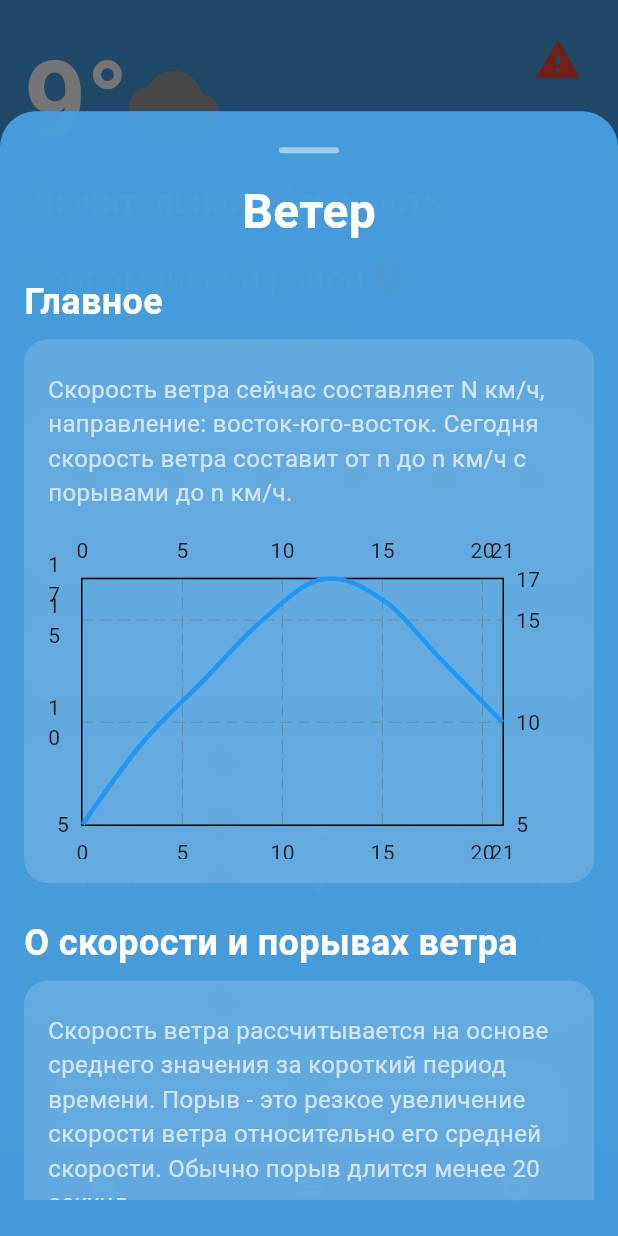
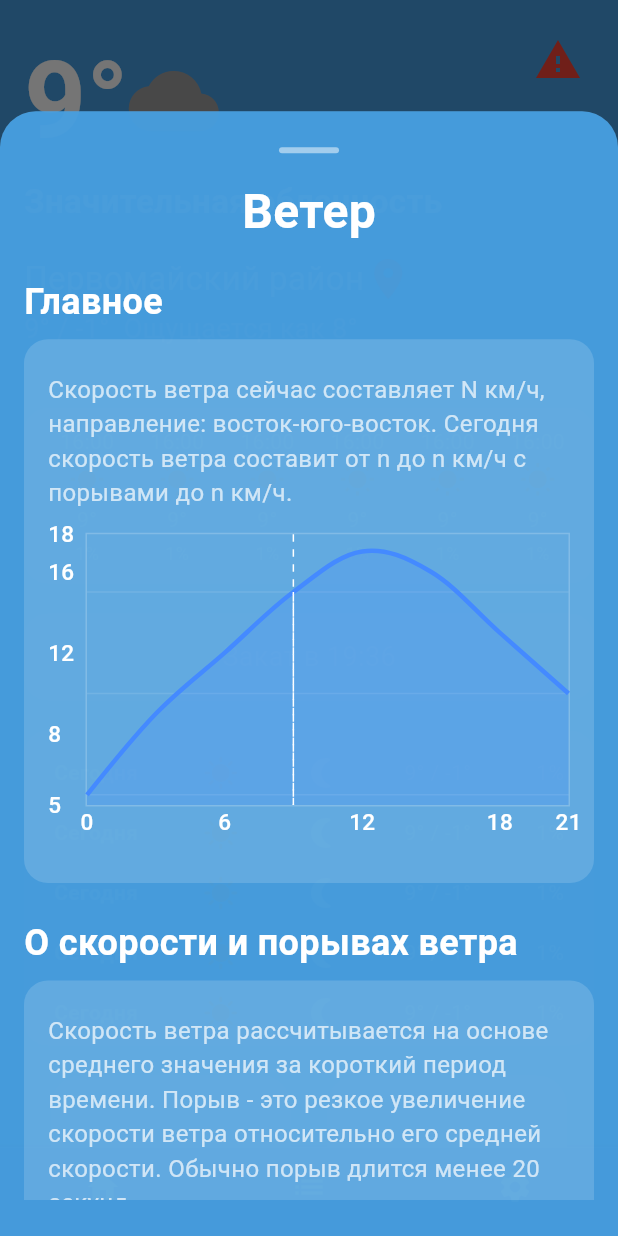
Before and after one commit to Khomyak200/ComfortZone, a Flutter app: the screen it shows after launch, after a tap on "Ветер", on a phone screen of 412 x 824 dp. Run offline on Flutter 3.47's test engine with Material 3 defaults, Android fonts, the phone set to English and light mode, and no system bars; drawn by our look-alikes of fl_chart.

Commit message:
Home page front done

```diff
--- a/lib/presentation/screens/home_screen.dart
+++ b/lib/presentation/screens/home_screen.dart
@@ -142,17 +142,28 @@ class SwipeWrapper extends StatelessWidget {
                       end: Offset.zero,
                     ).chain(CurveTween(curve: Curves.ease)),
                   ),
-                  child: Align(
-                    alignment: Alignment.centerLeft,
-                    child: FractionallySizedBox(
-                      widthFactor: 0.8,
-                      child: const LocationSelectionScreen(),
-                    ),
+                  child: Stack(
+                    children: [
+                      GestureDetector(
+                        onTap: () => Navigator.of(context).pop(),
+                        child: Container(
+                          color: Colors.transparent,
+                        ),
+                      ),
+                      Align(
+                        alignment: Alignment.centerLeft,
+                        child: FractionallySizedBox(
+                          widthFactor: 0.8,
+                          child: const LocationSelectionScreen(),
+                        ),
+                      ),
+                    ],
                   ),
                 );
               },
             ),
           );
+
         }
       },
       child: child,
@@ -327,16 +338,21 @@ class HomeScreenContent extends StatelessWidget {
         borderRadius: BorderRadius.circular(16),
       ),
       padding: const EdgeInsets.all(12),
-      child: Column(
-        children: [
-          Row(
-            mainAxisAlignment: MainAxisAlignment.spaceAround,
-            children: List.generate(6, (index) => _hourBlock('16:00', Icons.wb_sunny, '9°', '1%')),
-          ),
-        ],
+      child: SingleChildScrollView(
+        scrollDirection: Axis.horizontal,
+        child: Row(
+          children: List.generate(
+            12,
+                (index) => Padding(
+              padding: const EdgeInsets.symmetric(horizontal: 12),
+              child: _hourBlock('16:00', Icons.wb_sunny, '9°', '1%'),
+            ),
+          ),
+        ),
       ),
     );
   }
+
 
   Widget _hourBlock(String time, IconData icon, String temp, String rain) {
     return Column(
@@ -371,16 +387,29 @@ class HomeScreenContent extends StatelessWidget {
 
   Widget _buildDailyForecast() {
     return Container(
-        width: double.infinity,
-    decoration: BoxDecoration(
-    color: Colors.white.withOpacity(0.15),
-    borderRadius: BorderRadius.circular(16),
-    ),
-    child: Column(
-      children: List.generate(5, (index) => _dayForecastRow('Сегодня', Icons.sunny, Icons.nightlight_round, '9°', '-1°', '1%')),
-    ),
-    );
-  }
+      width: double.infinity,
+      height: 210,
+      decoration: BoxDecoration(
+        color: Colors.white.withOpacity(0.15),
+        borderRadius: BorderRadius.circular(16),
+      ),
+      child: ListView.builder(
+        padding: const EdgeInsets.symmetric(vertical: 8),
+        itemCount: 10,
+        itemBuilder: (context, index) {
+          return _dayForecastRow(
+            'Сегодня',
+            Icons.sunny,
+            Icons.nightlight_round,
+            '9°',
+            '-1°',
+            '1%',
+          );
+        },
+      ),
+    );
+  }
+
 
   Widget _dayForecastRow(String day, IconData icon,IconData iconNight, String high, String low, String rain) {
     return Padding(
@@ -700,11 +729,12 @@ class WindSheetContent extends StatelessWidget {
                     style: const TextStyle(
                         color: Colors.white70,
                         fontSize: 16)),
+                const SizedBox(height: 8),
                 ComparisonBarWidget(
                   value1: 5.4,
                   value2: 2.2,
                   label1: 'Сегодня',
-                  label2: 'Вчера',
+                  label2: 'Завтра',
                 ),
               ],
             ),
@@ -1083,11 +1113,12 @@ class PrecipitationSheetContent extends StatelessWidget {
                     style: const TextStyle(
                         color: Colors.white70,
                         fontSize: 16)),
+                const SizedBox(height: 8),
                 ComparisonBarWidget(
                   value1: 5.4,
                   value2: 2.2,
                   label1: 'Сегодня',
-                  label2: 'Вчера',
+                  label2: 'Завтра',
                 ),
               ],
             ),
@@ -1214,11 +1245,12 @@ class HumiditySheetContent extends StatelessWidget {
                     style: const TextStyle(
                         color: Colors.white70,
                         fontSize: 16)),
+                const SizedBox(height: 8),
                 ComparisonBarWidget(
                   value1: 5.4,
                   value2: 2.2,
                   label1: 'Сегодня',
-                  label2: 'Вчера',
+                  label2: 'Завтра',
                 ),
               ],
             ),
@@ -1377,11 +1409,12 @@ class UvIndexSheetContent extends StatelessWidget {
                     style: const TextStyle(
                         color: Colors.white70,
                         fontSize: 16)),
+                const SizedBox(height: 8),
                 ComparisonBarWidget(
                   value1: 5.4,
                   value2: 2.2,
                   label1: 'Сегодня',
-                  label2: 'Вчера',
+                  label2: 'Завтра',
                 ),
               ],
             ),
@@ -1425,7 +1458,6 @@ class UvIndexSheetContent extends StatelessWidget {
     );
   }
 }
-// Шкала Бофорта (1 виджет)
 
 class BeaufortScaleWidget extends StatelessWidget {
   const BeaufortScaleWidget({super.key});
@@ -1451,27 +1483,55 @@ class BeaufortScaleWidget extends StatelessWidget {
     return Column(
       crossAxisAlignment: CrossAxisAlignment.start,
       children: [
-        const Text(
-          'Шкала Бофорта',
-          style: TextStyle(fontSize: 18, fontWeight: FontWeight.bold),
-        ),
         const SizedBox(height: 8),
         Column(
           children: List.generate(levels.length, (index) {
             final level = levels[index];
+            final color = level['color'] as Color;
+
             return Container(
               margin: const EdgeInsets.symmetric(vertical: 4),
               padding: const EdgeInsets.symmetric(horizontal: 12, vertical: 8),
               decoration: BoxDecoration(
-                color: level['color'] as Color,
+                color: Colors.white.withOpacity(0.1),
                 borderRadius: BorderRadius.circular(8),
               ),
               child: Row(
-                mainAxisAlignment: MainAxisAlignment.spaceBetween,
                 children: [
-                  Text('Уровень $index', style: const TextStyle(color: Colors.white)),
-                  Text(level['label'] as String, style: const TextStyle(color: Colors.white)),
-                  Text(level['speed'] as String, style: const TextStyle(color: Colors.white)),
+                  Container(
+                    width: 30,
+                    height: 30,
+                    margin: const EdgeInsets.only(right: 12),
+                    decoration: BoxDecoration(
+                      color: color,
+                      shape: BoxShape.circle,
+                    ),
+                    alignment: Alignment.center,
+                    child: Text(
+                      '$index',
+                      style: TextStyle(
+                        color: (index == 0 || index == 1 || index == 7) ? Colors.black : Colors.white,
+                        fontWeight: FontWeight.bold,
+                        fontSize: 16,
+                      ),
+                    ),
+                  ),
+                  Expanded(
+                    child: Column(
+                      crossAxisAlignment: CrossAxisAlignment.start,
+                      children: [
+                        Text(
+                          level['label'] as String,
+                          style: const TextStyle(color: Colors.white),
+                        ),
+
+                      ],
+                    ),
+                  ),
+                  Text(
+                    level['speed'] as String,
+                    style: TextStyle(color: Colors.white.withOpacity(0.7), fontSize: 12),
+                  ),
                 ],
               ),
             );
@@ -1482,9 +1542,7 @@ class BeaufortScaleWidget extends StatelessWidget {
   }
 }
 
-//   child: BeaufortScaleWidget(),
-
-// Сравнение двух показателей (2 виджет)
+
 class ComparisonBarWidget extends StatelessWidget {
   final double value1;
   final double value2;
@@ -1507,33 +1565,27 @@ class ComparisonBarWidget extends StatelessWidget {
       children: [
         Row(
           mainAxisAlignment: MainAxisAlignment.spaceBetween,
-          children: [Text(label1), Text(value1.toString())],
+          children: [Text(label1, style: TextStyle(color: Colors.white.withOpacity(0.75), fontSize: 18 )), Text(value1.toString(), style: TextStyle(color: Colors.white.withOpacity(0.55), fontSize: 18,  fontWeight: FontWeight.bold, ))],
         ),
         LinearProgressIndicator(
           value: value1 / max,
           minHeight: 8,
-          color: Colors.green,
+          color: Color(0xFF145D91),
         ),
         const SizedBox(height: 4),
         Row(
           mainAxisAlignment: MainAxisAlignment.spaceBetween,
-          children: [Text(label2), Text(value2.toString())],
+          children: [Text(label2, style: TextStyle(color: Colors.white.withOpacity(0.75), fontSize: 18 )), Text(value2.toString(), style: TextStyle(color: Colors.white.withOpacity(0.55), fontSize: 18,  fontWeight: FontWeight.bold, ))],
         ),
         LinearProgressIndicator(
           value: value2 / max,
           minHeight: 8,
-          color: Colors.orange,
+          color: Color(0xFF145D91),
         ),
       ],
     );
   }
 }
- // ComparisonBarWidget(
- // value1: 5.4,
- // value2: 2.2,
- // label1: 'Сегодня',
- // label2: 'Вчера',
- // ),
 
 class CustomLineChart extends StatelessWidget {
   final List<FlSpot> points;
@@ -1553,41 +1605,144 @@ class CustomLineChart extends StatelessWidget {
       aspectRatio: 1.6,
       child: LineChart(
         LineChartData(
+          backgroundColor: Colors.transparent,
+
+          clipData: const FlClipData.none(),
+          extraLinesData: ExtraLinesData(
+            verticalLines: [
+              VerticalLine(
+                x: _getMiddleX(),
+                color: Colors.white,
+                strokeWidth: 1,
+                dashArray: [5, 5],
+              ),
+            ],
+          ),
+          lineTouchData: LineTouchData(enabled: false),
+          minX: points.first.x,
+          maxX: points.last.x,
+          minY: _getMinY(),
+          maxY: _getMaxY(),
+
+          gridData: FlGridData(
+            show: true,
+            drawVerticalLine: false,
+            getDrawingHorizontalLine: (value) => FlLine(
+              color: Colors.white.withOpacity(0.1),
+              strokeWidth: 1,
+            ),
+          ),
+
           titlesData: FlTitlesData(
+            show: true,
             leftTitles: AxisTitles(
-              sideTitles: SideTitles(showTitles: true),
+              sideTitles: SideTitles(
+                showTitles: true,
+                reservedSize: 25,
+                interval: _getYInterval(),
+                getTitlesWidget: (value, meta) {
+                  return Text(
+                    value.toStringAsFixed(0),
+                    style: const TextStyle(
+                      color: Colors.white,
+                      fontSize: 15,
+                      fontWeight: FontWeight.w500,
+                    ),
+                  );
+                },
+              ),
             ),
             bottomTitles: AxisTitles(
-              sideTitles: SideTitles(showTitles: true),
-            ),
-          ),
+              sideTitles: SideTitles(
+                showTitles: true,
+                reservedSize: 35,
+                interval: _getXInterval(),
+                getTitlesWidget: (value, meta) {
+                  return Text(
+                    value.toStringAsFixed(0),
+                    style: const TextStyle(
+                      color: Colors.white,
+                      fontSize: 15,
+                      fontWeight: FontWeight.w500,
+                    ),
+                  );
+                },
+              ),
+            ),
+            rightTitles: AxisTitles(sideTitles: SideTitles(showTitles: false)),
+            topTitles: AxisTitles(sideTitles: SideTitles(showTitles: false)),
+          ),
+
+          borderData: FlBorderData(
+            show: true,
+            border: Border.all(color: Colors.white.withOpacity(0.2), width: 1),
+          ),
+
           lineBarsData: [
             LineChartBarData(
               spots: points,
               isCurved: true,
+              color: Colors.blueAccent,
               barWidth: 3,
-              color: Colors.blue,
+              belowBarData: BarAreaData(
+                show: true,
+                color: Colors.blueAccent.withOpacity(0.2),
+              ),
               dotData: FlDotData(show: false),
             ),
+
+            LineChartBarData(
+              spots: [
+                FlSpot(_getMiddleX(), _getMinY()),
+                FlSpot(_getMiddleX(), _getMiddleY()),
+              ],
+              isCurved: false,
+              color: Colors.white,
+              barWidth: 1,
+              dashArray: [5, 5],
+              dotData: FlDotData(show: false),
+              belowBarData: BarAreaData(show: false),
+            ),
+
           ],
-          gridData: FlGridData(show: true),
-          borderData: FlBorderData(show: true),
         ),
       ),
     );
   }
+
+  double _getMinY() {
+    final min = points.map((e) => e.y).reduce((a, b) => a < b ? a : b);
+    return min - ((min.abs() * 0.05).clamp(0.5, 5));
+  }
+
+  double _getMaxY() {
+    final max = points.map((e) => e.y).reduce((a, b) => a > b ? a : b);
+    return max + ((max.abs() * 0.05).clamp(0.5, 5));
+  }
+
+  double _getXInterval() {
+    if (points.length <= 4) return 1;
+    return ((points.last.x - points.first.x) / 4).ceilToDouble();
+  }
+
+  double _getYInterval() {
+    final minY = _getMinY();
+    final maxY = _getMaxY();
+    return ((maxY - minY) / 4).ceilToDouble();
+  }
+  double _getMiddleX() {
+    if (points.isEmpty) return 0;
+    int middleIndex = points.length.isOdd
+        ? (points.length ~/ 2)
+        : (points.length ~/ 2) - 1;
+    return points[middleIndex].x;
+  }
+  double _getMiddleY() {
+    if (points.isEmpty) return 0;
+    int middleIndex = points.length.isOdd
+        ? (points.length ~/ 2)
+        : (points.length ~/ 2) - 1;
+    return points[middleIndex].y;
+  }
+
 }
-// CustomLineChart(
-// points: [
-// FlSpot(0, 5),
-// FlSpot(3, 9),
-// FlSpot(6, 12),
-// FlSpot(9, 15),
-// FlSpot(12, 17),
-// FlSpot(15, 16),
-// FlSpot(18, 13),
-// FlSpot(21, 10),
-// ],
-// xUnit: 'часы',
-// yUnit: '°C',
-// ),
```
